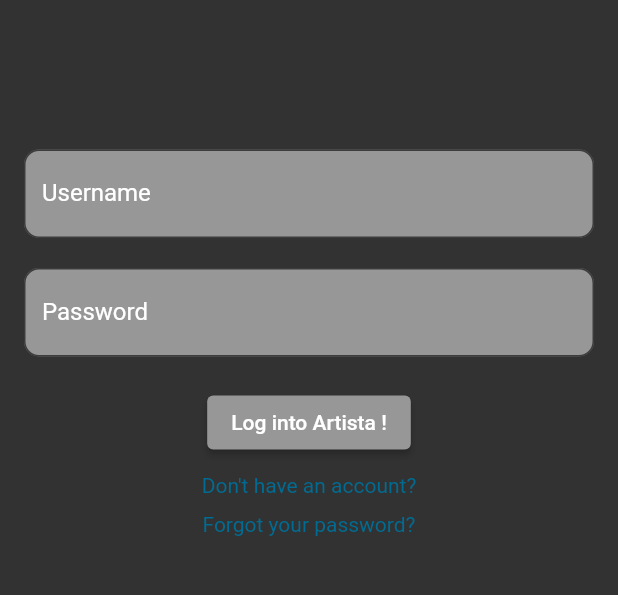
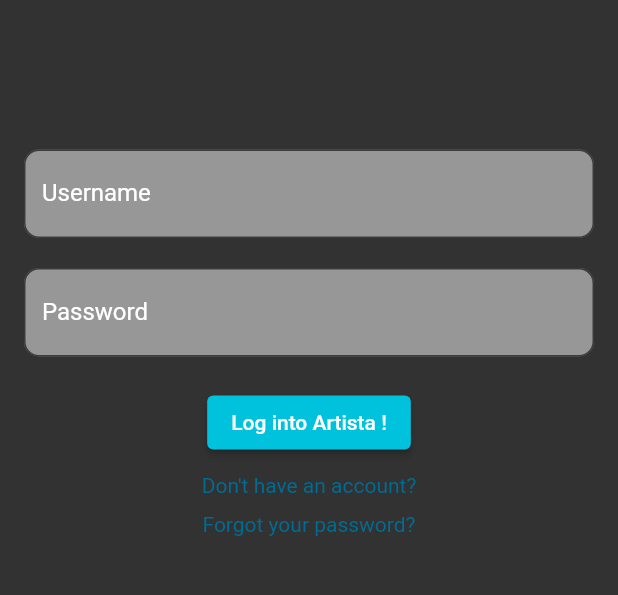
Before and after one commit to iokii/ProjetCollectif-Kiwi, a Flutter app: the screen it shows after launch, on a phone screen of 412 x 824 dp, the part 425-1020 px from its top. Run offline on Flutter 3.47's test engine with Material 2 defaults, Android fonts, the phone set to English and light mode, and no system bars.

Commit message:
home page

```diff
--- a/lib/create_account.dart
+++ b/lib/create_account.dart
@@ -12,6 +12,7 @@
   @override
   Widget build(BuildContext context) {
     return Scaffold(
+      backgroundColor: darkGray,
       appBar: AppBar(
         title: const Text("Create Account"),
       ),
--- a/lib/global.dart
+++ b/lib/global.dart
@@ -2,6 +2,7 @@
 
 const lightGray = Color(0xFF979797);
 const darkGray = Color(0xFF323232);
+const lightBlue = Color(0xFF00C2DD);
 const linkColor = Color.fromARGB(255, 0, 108, 147);
 
 const applicationName = "Artista";
--- a/lib/login.dart
+++ b/lib/login.dart
@@ -64,7 +64,7 @@
                   // Validate the login form here.
                 },
                 style: ButtonStyle(
-                  backgroundColor: MaterialStateProperty.all(lightGray),
+                  backgroundColor: MaterialStateProperty.all(lightBlue),
                 ),
                 child: const Text(loginText)),
             Container(
--- a/lib/reset_password.dart
+++ b/lib/reset_password.dart
@@ -12,6 +12,7 @@
   @override
   Widget build(BuildContext context) {
     return Scaffold(
+      backgroundColor: darkGray,
       appBar: AppBar(
         title: const Text("Reset Password"),
       ),
```
